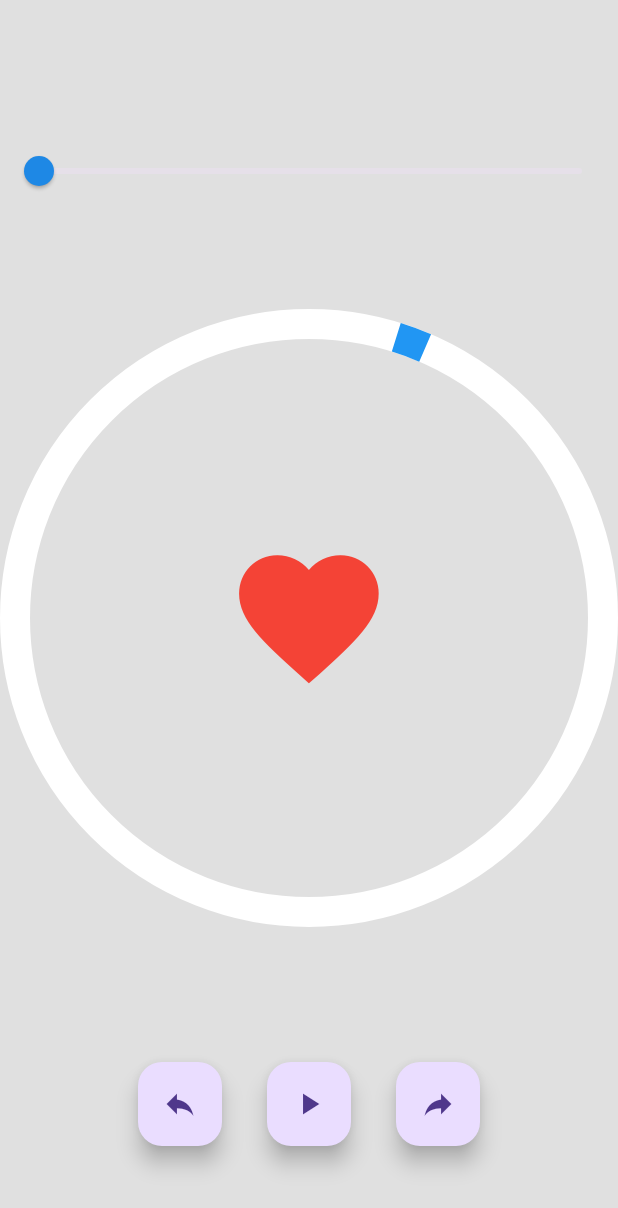
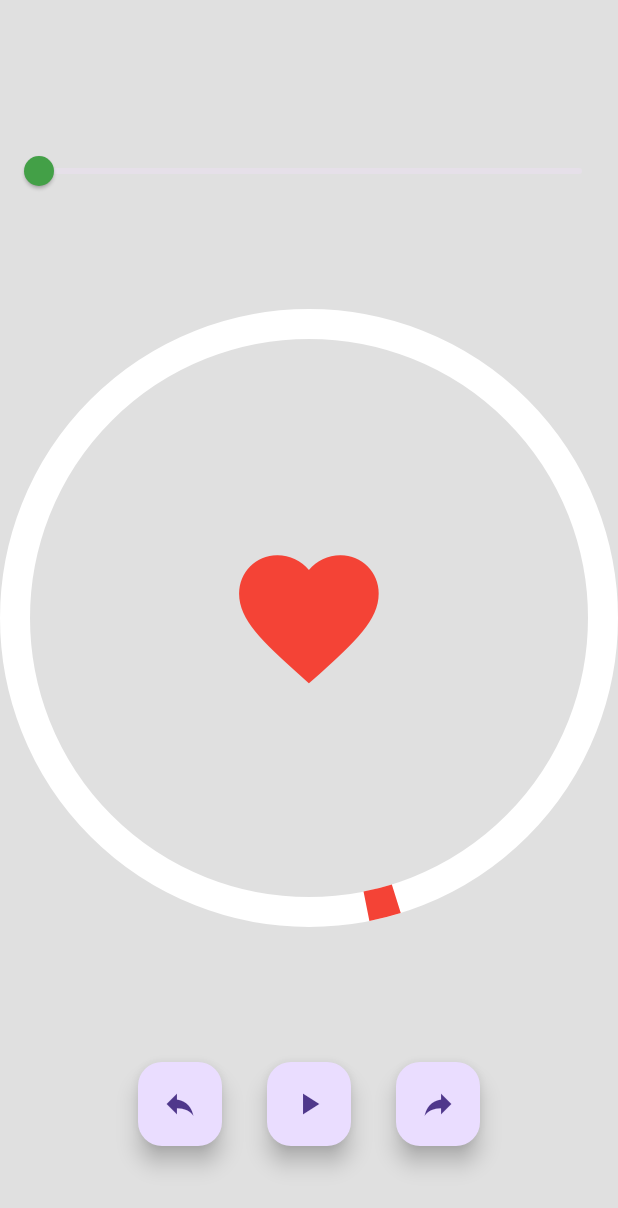
Before and after one commit to kkepiphane/heart-animation, a Flutter app: the screen it shows after launch, after a tap on the "stop" icon, on a phone screen of 412 x 824 dp. Shown: the top 1208 px of the screen. Run offline on Flutter 3.47's test engine with Material 3 defaults, Android fonts, the phone set to English and light mode, and no system bars.

Commit message:
just colors

```diff
--- a/lib/components/animation.dart
+++ b/lib/components/animation.dart
@@ -3,8 +3,13 @@ import 'package:flutter/material.dart';
 class HeartAnimation extends StatefulWidget {
   final int durationInSeconds;
   final bool isAnimating;
+  final int direction;
 
-  HeartAnimation({required this.durationInSeconds, required this.isAnimating});
+  HeartAnimation({
+    required this.durationInSeconds,
+    required this.isAnimating,
+    required this.direction,
+  });
 
   @override
   _HeartAnimationState createState() => _HeartAnimationState();
@@ -14,6 +19,7 @@ class _HeartAnimationState extends State<HeartAnimation>
     with SingleTickerProviderStateMixin {
   late AnimationController _controller;
   late Animation<double> _animation;
+  late int direction; // Initialisation de `direction`
 
   @override
   void initState() {
@@ -26,6 +32,8 @@ class _HeartAnimationState extends State<HeartAnimation>
     _animation = Tween<double>(begin: 1.0, end: 1.2).animate(
       CurvedAnimation(parent: _controller, curve: Curves.easeInOut),
     );
+
+    direction = widget.direction; // Initialisation de la direction
 
     if (!widget.isAnimating) {
       _controller.stop();
@@ -42,6 +50,12 @@ class _HeartAnimationState extends State<HeartAnimation>
         _controller.stop();
       }
     }
+
+    if (widget.direction != oldWidget.direction) {
+      setState(() {
+        direction = widget.direction;
+      });
+    }
   }
 
   @override
@@ -54,9 +68,11 @@ class _HeartAnimationState extends State<HeartAnimation>
   Widget build(BuildContext context) {
     return ScaleTransition(
       scale: _animation,
-      child: const Icon(
+      child: Icon(
         Icons.favorite,
-        color: Colors.red,
+        color: direction == 1
+            ? Colors.red
+            : Colors.blue, // Vérification correcte de la direction
         size: 110.0,
         semanticLabel: 'Heartbeat',
       ),
--- a/lib/main.dart
+++ b/lib/main.dart
@@ -45,8 +45,8 @@ class _MyAppState extends State<MyApp> {
                   max: 99,
                   divisions: 99, // Optionnel : pour avoir des valeurs entières
                   label: "$ratings",
-                  thumbColor: Colors.blue[600],
-                  activeColor: Colors.blue[400]),
+                  thumbColor: Colors.green[600],
+                  activeColor: Colors.green[400]),
             ),
           ],
         ),
--- a/lib/themes/cercle_custom_pain.dart
+++ b/lib/themes/cercle_custom_pain.dart
@@ -18,9 +18,9 @@ class CircleCustomPain extends StatefulWidget {
 class _CircleCustomPainState extends State<CircleCustomPain>
     with SingleTickerProviderStateMixin {
   late AnimationController _controller;
-  int _direction = -1;
+  int _direction = 1;
   double _currentAngle = 0.0; // Angle initial de l'aiguille
-  Color _needleColor = Colors.blue; // Couleur initiale de l'aiguille
+  Color _needleColor = Colors.red; // Couleur initiale de l'aiguille
   bool _isAnimating = true;
 
   @override
@@ -92,9 +92,9 @@ class _CircleCustomPainState extends State<CircleCustomPain>
                         CircleWithNeedlePainter(_currentAngle, _needleColor),
                     child: Center(
                       child: HeartAnimation(
-                        durationInSeconds: widget.durationInSeconds,
-                        isAnimating: _isAnimating,
-                      ),
+                          durationInSeconds: widget.durationInSeconds,
+                          isAnimating: _isAnimating,
+                          direction: _direction),
                     ),
                   );
                 },
```
